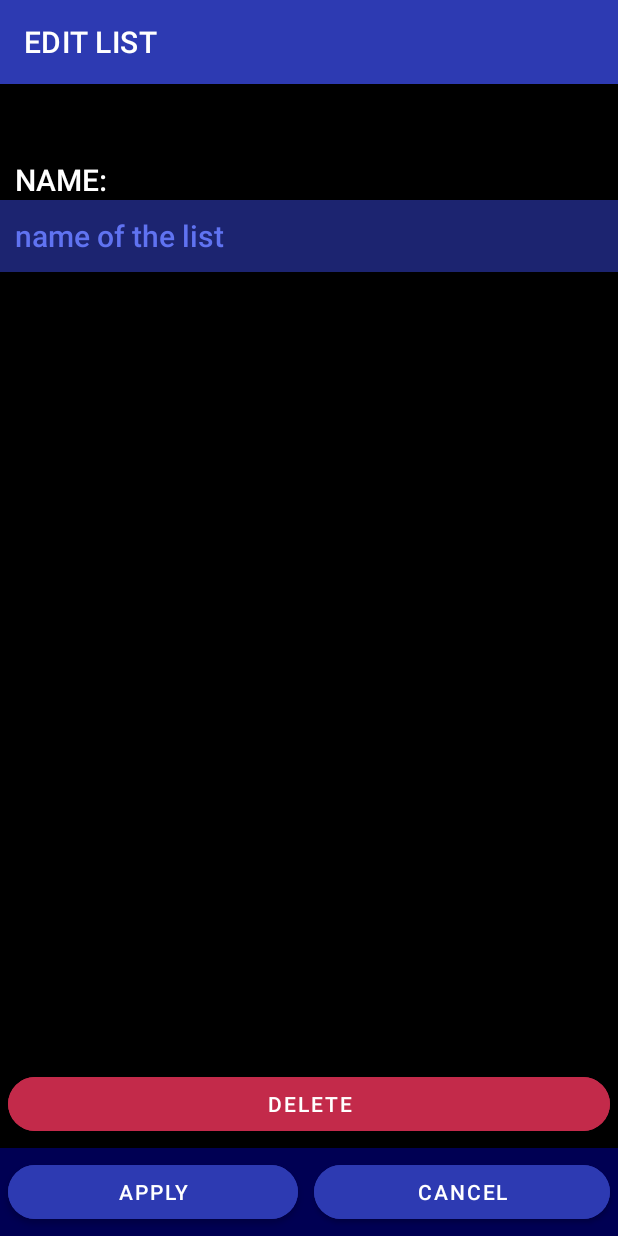
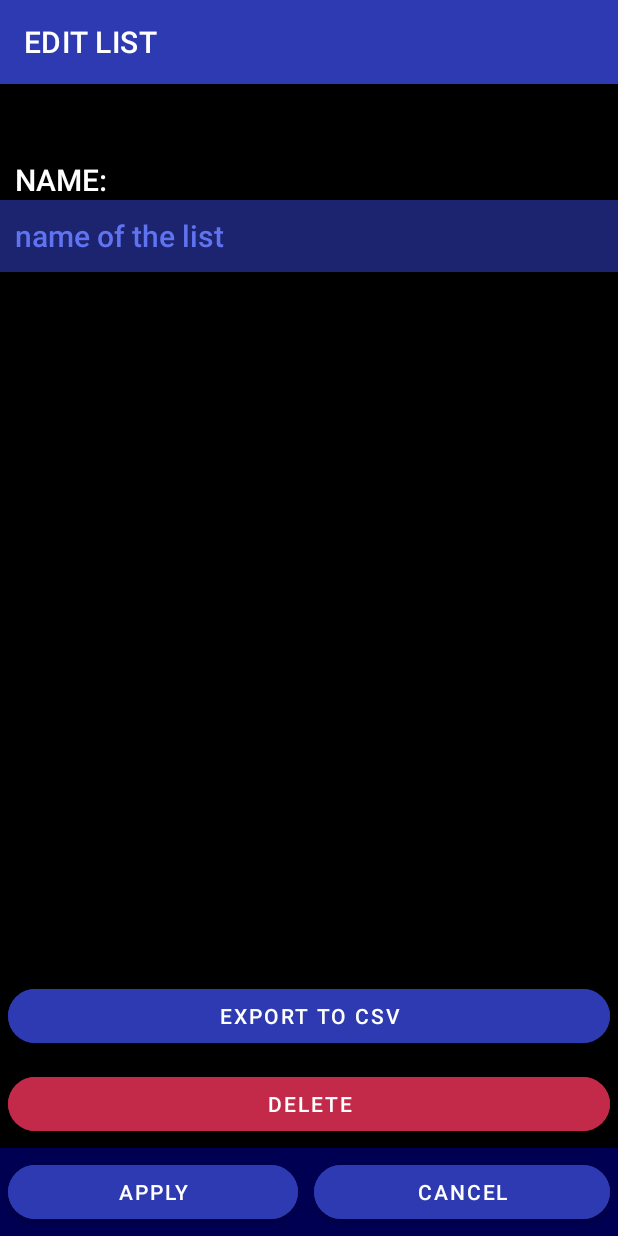
Before and after one commit to Pospec18/TODOList, an Android app: the EditListActivity screen opened directly, with no data from a screen before it, on a phone screen of 412 x 824 dp. Run offline under Robolectric (Android 15) with nearby library versions, the light colour scheme and no system bars; 1 statement that could not run was skipped.

Commit message:
Export to CSV

```diff
--- a/app/src/main/java/com/example/todolist/EditListActivity.java
+++ b/app/src/main/java/com/example/todolist/EditListActivity.java
@@ -1,12 +1,16 @@
 package com.example.todolist;
 
 import android.os.Bundle;
+import android.os.Environment;
 import android.view.View;
 import android.widget.EditText;
 import androidx.appcompat.app.AppCompatActivity;
+import com.example.todolist.data.ItemHolder;
 import com.example.todolist.data.ItemListsHolder;
 import com.example.todolist.data.ListNames;
 import com.example.todolist.data.SaveAndLoad;
+
+import java.io.File;
 
 public class EditListActivity extends AppCompatActivity {
     private boolean creatingList;
@@ -37,6 +41,7 @@ public class EditListActivity extends AppCompatActivity {
         }
 
         findViewById(R.id.deleteItem).setVisibility(creatingList ? View.GONE : View.VISIBLE);
+        findViewById(R.id.exportToCsv).setVisibility(creatingList ? View.GONE : View.VISIBLE);
     }
 
     public void applyEdit(View v) {
@@ -64,4 +69,9 @@ public class EditListActivity extends AppCompatActivity {
         SaveAndLoad.deleteFile(list.getFileName(), getApplicationContext());
         finish();
     }
+
+    public void exportToCSV(View v) {
+        ItemHolder holder = SaveAndLoad.loadItems(list.getFileName(), getApplicationContext());
+        SaveAndLoad.exportListToCSV(holder, list.getListName());
+    }
 }
--- a/app/src/main/java/com/example/todolist/csv/CSVParser.java
+++ b/app/src/main/java/com/example/todolist/csv/CSVParser.java
@@ -8,12 +8,8 @@ import com.opencsv.bean.StatefulBeanToCsvBuilder;
 import com.opencsv.exceptions.CsvDataTypeMismatchException;
 import com.opencsv.exceptions.CsvRequiredFieldEmptyException;
 
-import java.io.FileWriter;
-import java.io.IOException;
 import java.io.Reader;
 import java.io.Writer;
-import java.nio.file.Files;
-import java.nio.file.Path;
 import java.util.ArrayList;
 import java.util.List;
 
--- a/app/src/main/java/com/example/todolist/data/Filter.java
+++ b/app/src/main/java/com/example/todolist/data/Filter.java
@@ -13,6 +13,7 @@ public class Filter {
         showTypes.add(FilledType.EMPTY);
         showTypes.add(FilledType.PARTIALLY);
         showTypes.add(FilledType.FULLY);
+        showTypes.add(FilledType.OPTIONAL);
     }
 
     public Filter(Set<FilledType> showTypes, boolean showSkipped) {
--- a/app/src/main/java/com/example/todolist/ui/FilledTypeToColor.java
+++ b/app/src/main/java/com/example/todolist/ui/FilledTypeToColor.java
@@ -12,6 +12,8 @@ public class FilledTypeToColor {
                 return ContextCompat.getColor(context, R.color.green_500);
             case PARTIALLY:
                 return ContextCompat.getColor(context, R.color.blue_500);
+            case OPTIONAL:
+                return ContextCompat.getColor(context, R.color.gray_500);
             default:
                 return ContextCompat.getColor(context, R.color.red_500);
         }
@@ -23,6 +25,8 @@ public class FilledTypeToColor {
                 return ContextCompat.getColor(context, R.color.green_700);
             case PARTIALLY:
                 return ContextCompat.getColor(context, R.color.blue_700);
+            case OPTIONAL:
+                return ContextCompat.getColor(context, R.color.gray_700);
             default:
                 return ContextCompat.getColor(context, R.color.red_700);
         }
--- a/app/src/main/res/layout/list_edit.xml
+++ b/app/src/main/res/layout/list_edit.xml
@@ -35,6 +35,12 @@
                 android:background="@color/transparent"
                 android:layout_weight="10"/>
         <Button
+                android:text="export to CSV"
+                android:layout_width="match_parent"
+                android:layout_height="wrap_content" android:id="@+id/exportToCsv"
+                android:onClick="exportToCSV"
+                style="@style/bottom_panel_button" android:backgroundTint="@color/blue_500" android:layout_weight="0"/>
+        <Button
                 android:text="delete"
                 android:layout_width="match_parent"
                 android:layout_height="wrap_content" android:id="@+id/deleteItem"
--- a/app/src/main/res/values/colors.xml
+++ b/app/src/main/res/values/colors.xml
@@ -12,4 +12,7 @@
     <color name="blue_200">#6073F1</color>
     <color name="blue_500">#FF2D3AB2</color>
     <color name="blue_700">#FF1C2470</color>
+    <color name="gray_200">#555555</color>
+    <color name="gray_500">#303030</color>
+    <color name="gray_700">#252525</color>
 </resources>
```
Also changed, not shown: app/src/main/java/com/example/todolist/csv/CSVSerializable.java (+2 -5 lines), app/src/main/java/com/example/todolist/data/Item.java (+5 -28 lines), app/src/main/java/com/example/todolist/data/SaveAndLoad.java (+13 -0 lines).
